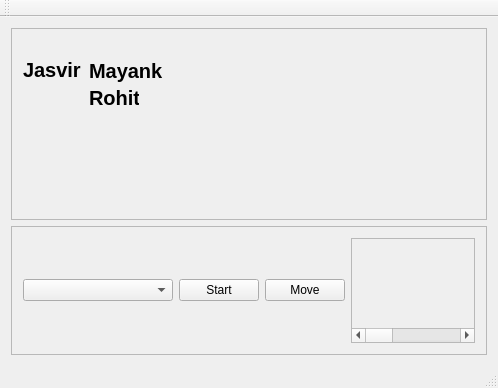
This is mainwindow.ui in jasvir99/Journey_CSULB as Qt 5 draws it before an edit. The edited form follows.
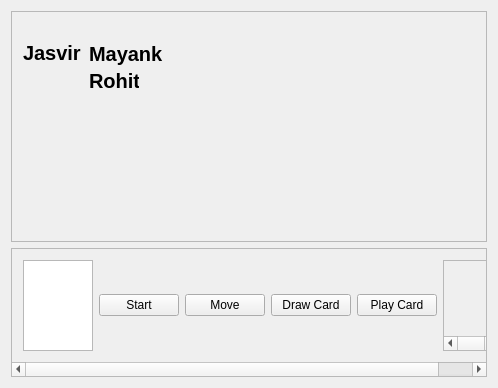
This is the edited form.

Commit message: ->QListWidgest Implementation ->Starting with game cards implementation ->adds basic structure of card classed

Diff of the .ui file:
```diff
--- a/mainwindow.ui
+++ b/mainwindow.ui
@@ -38,10 +38,13 @@
          <x>0</x>
          <y>0</y>
          <width>478</width>
-         <height>198</height>
+         <height>233</height>
         </rect>
        </property>
        <layout class="QFormLayout" name="formLayout">
+        <property name="fieldGrowthPolicy">
+         <enum>QFormLayout::AllNonFixedFieldsGrow</enum>
+        </property>
         <item row="0" column="0">
          <widget class="QLabel" name="mainImage">
           <property name="text">
@@ -154,20 +157,17 @@
         <rect>
          <x>0</x>
          <y>0</y>
-         <width>478</width>
-         <height>127</height>
+         <width>544</width>
+         <height>114</height>
         </rect>
        </property>
        <layout class="QHBoxLayout" name="horizontalLayout">
         <item>
-         <widget class="QComboBox" name="rooms">
-          <property name="enabled">
-           <bool>true</bool>
-          </property>
-          <property name="minimumSize">
+         <widget class="QListWidget" name="room_list">
+          <property name="maximumSize">
            <size>
-            <width>150</width>
-            <height>0</height>
+            <width>200</width>
+            <height>16777215</height>
            </size>
           </property>
          </widget>
@@ -195,6 +195,20 @@
           </property>
          </widget>
         </item>
+        <item>
+         <widget class="QPushButton" name="draw_card">
+          <property name="text">
+           <string>Draw Card</string>
+          </property>
+         </widget>
+        </item>
+        <item>
+         <widget class="QPushButton" name="play_card">
+          <property name="text">
+           <string>Play Card</string>
+          </property>
+         </widget>
+        </item>
         <item>
          <widget class="QScrollArea" name="scrollArea_3">
           <property name="widgetResizable">
@@ -206,7 +220,7 @@
              <x>0</x>
              <y>0</y>
              <width>1018</width>
-             <height>94</height>
+             <height>81</height>
             </rect>
            </property>
            <layout class="QVBoxLayout" name="verticalLayout_2">
@@ -247,15 +261,6 @@
     </item>
    </layout>
   </widget>
-  <widget class="QToolBar" name="mainToolBar">
-   <attribute name="toolBarArea">
-    <enum>TopToolBarArea</enum>
-   </attribute>
-   <attribute name="toolBarBreak">
-    <bool>false</bool>
-   </attribute>
-  </widget>
-  <widget class="QStatusBar" name="statusBar"/>
  </widget>
  <layoutdefault spacing="6" margin="11"/>
  <resources/>
```
The commit also changes 6 other files.
